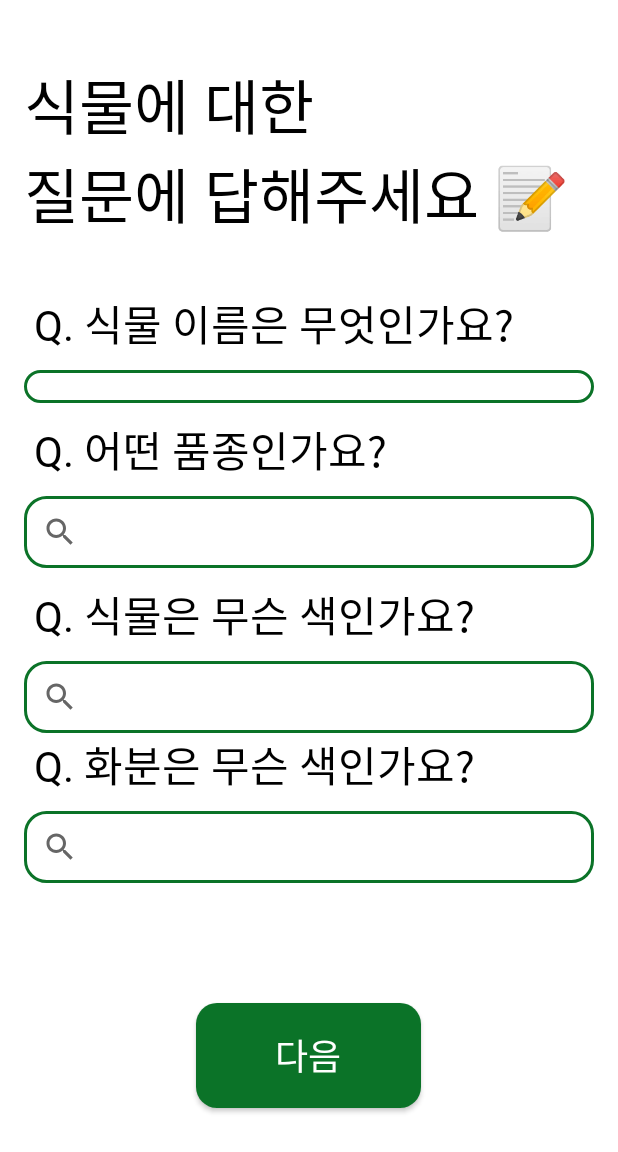
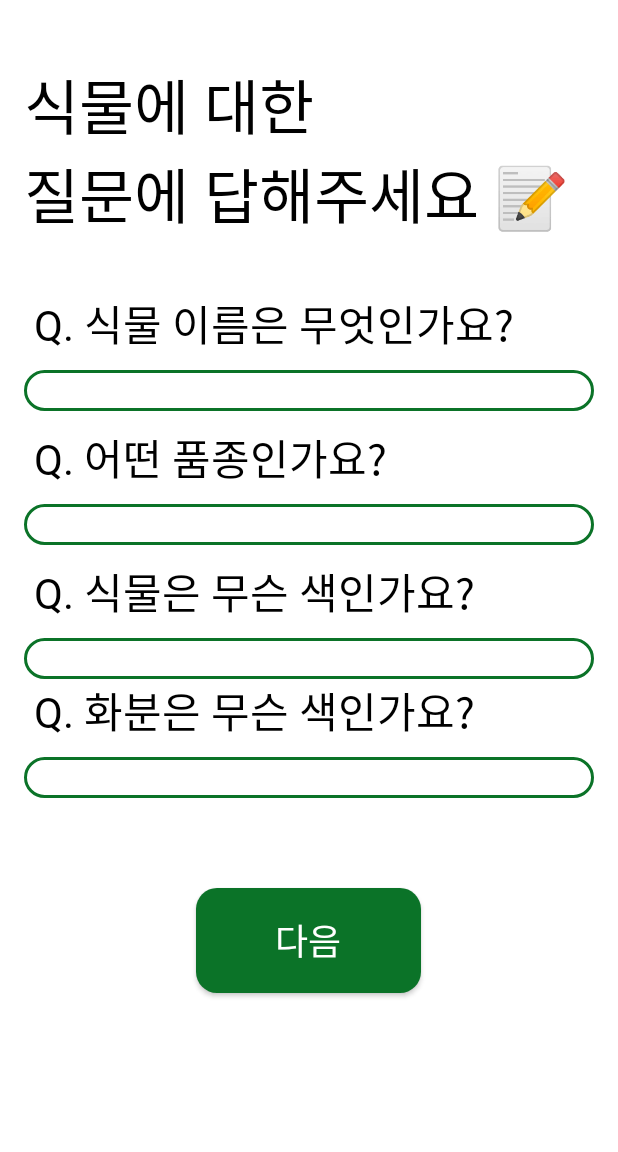
Before and after one commit to BanApp/BeMyPlant_Frontend, an Android app: the fragment PlantImageSelect1Fragment shown on its own in the app's theme, on a phone screen of 412 x 824 dp. Shown: the top 1152 px of the screen. Run offline under Robolectric (Android 15) with nearby library versions, the phone set to English and light mode, and no system bars.

Commit message:
ui수정

```diff
--- a/BeMyPlant/app/src/main/res/layout/fragment_plant_image_select1.xml
+++ b/BeMyPlant/app/src/main/res/layout/fragment_plant_image_select1.xml
@@ -75,7 +75,7 @@
                         android:layout_marginTop="10dp"
                         android:background="@drawable/button_white2"
                         android:fontFamily="@font/notosans_bold"
-                        android:textSize="16sp"
+                        android:textSize="20sp"
                         app:layout_constraintEnd_toEndOf="parent"
                         app:layout_constraintHorizontal_bias="0.066"
                         app:layout_constraintStart_toStartOf="parent"
@@ -106,7 +106,7 @@
                         app:layout_constraintEnd_toEndOf="parent"
                         app:layout_constraintHorizontal_bias="0.05" />
 
-                    <androidx.appcompat.widget.SearchView
+                    <EditText
 
                         android:id="@+id/question2Edit"
                         android:layout_width="match_parent"
@@ -147,7 +147,7 @@
                         app:layout_constraintEnd_toEndOf="parent"
                         app:layout_constraintHorizontal_bias="0.058" />
 
-                    <androidx.appcompat.widget.SearchView
+                    <EditText
 
                         android:id="@+id/question3Edit"
                         android:layout_width="match_parent"
@@ -156,7 +156,7 @@
                         android:layout_marginTop="10dp"
                         android:background="@drawable/button_white2"
                         android:fontFamily="@font/notosans_bold"
-                        android:textSize="16sp"
+                        android:textSize="20sp"
                         app:layout_constraintEnd_toEndOf="parent"
                         app:layout_constraintHorizontal_bias="0.066"
                         app:layout_constraintStart_toStartOf="parent"
@@ -189,7 +189,7 @@
                         app:layout_constraintEnd_toEndOf="parent"
                         app:layout_constraintHorizontal_bias="0.058" />
 
-                    <androidx.appcompat.widget.SearchView
+                    <EditText
                         android:id="@+id/question4Edit"
                         android:layout_width="match_parent"
                         android:layout_height="wrap_content"
@@ -197,7 +197,7 @@
                         android:layout_marginTop="10dp"
                         android:background="@drawable/button_white2"
                         android:fontFamily="@font/notosans_bold"
-                        android:textSize="16sp"
+                        android:textSize="20sp"
                         app:layout_constraintEnd_toEndOf="parent"
                         app:layout_constraintHorizontal_bias="0.066"
                         app:layout_constraintStart_toStartOf="parent"
@@ -211,14 +211,13 @@
                 android:layout_width="150dp"
                 android:layout_height="70dp"
                 android:layout_gravity="center"
-                android:layout_marginTop="80dp"
+                android:layout_marginTop="60dp"
                 android:layout_marginBottom="20dp"
                 android:background="@drawable/button_green"
                 android:fontFamily="@font/notosans_medium"
                 android:text="@string/next"
                 android:textColor="@color/white"
-                android:textSize="@dimen/appButtonFontSize"
-                 />
+                android:textSize="@dimen/appButtonFontSize" />
 
         </LinearLayout>
 
```
